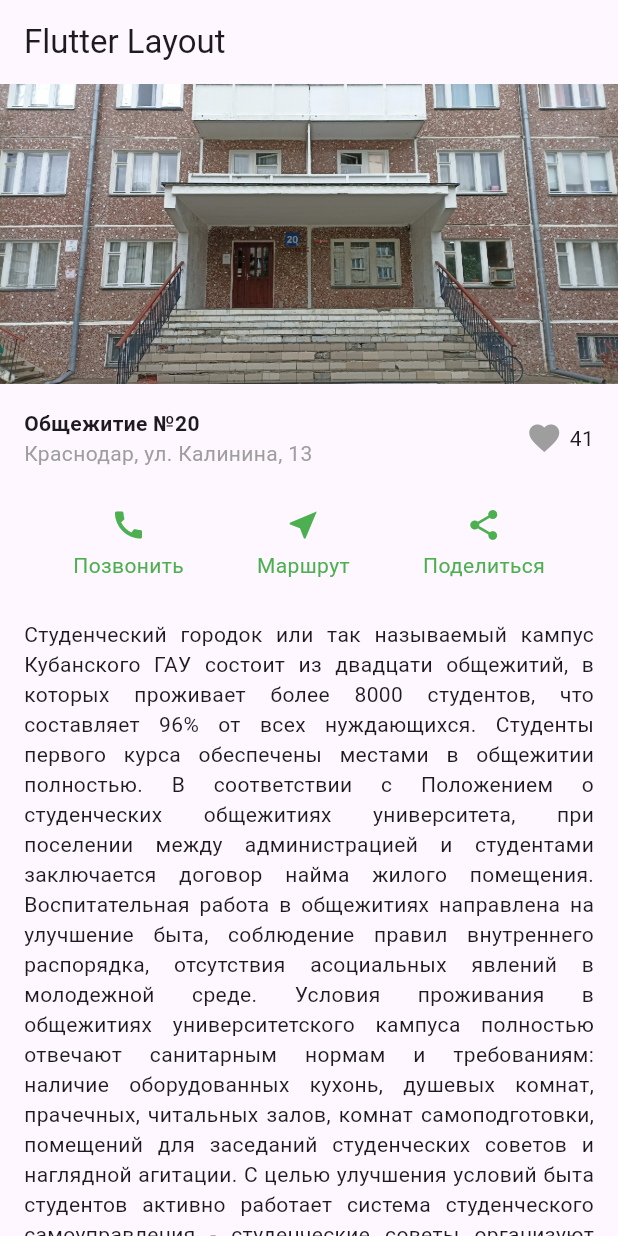
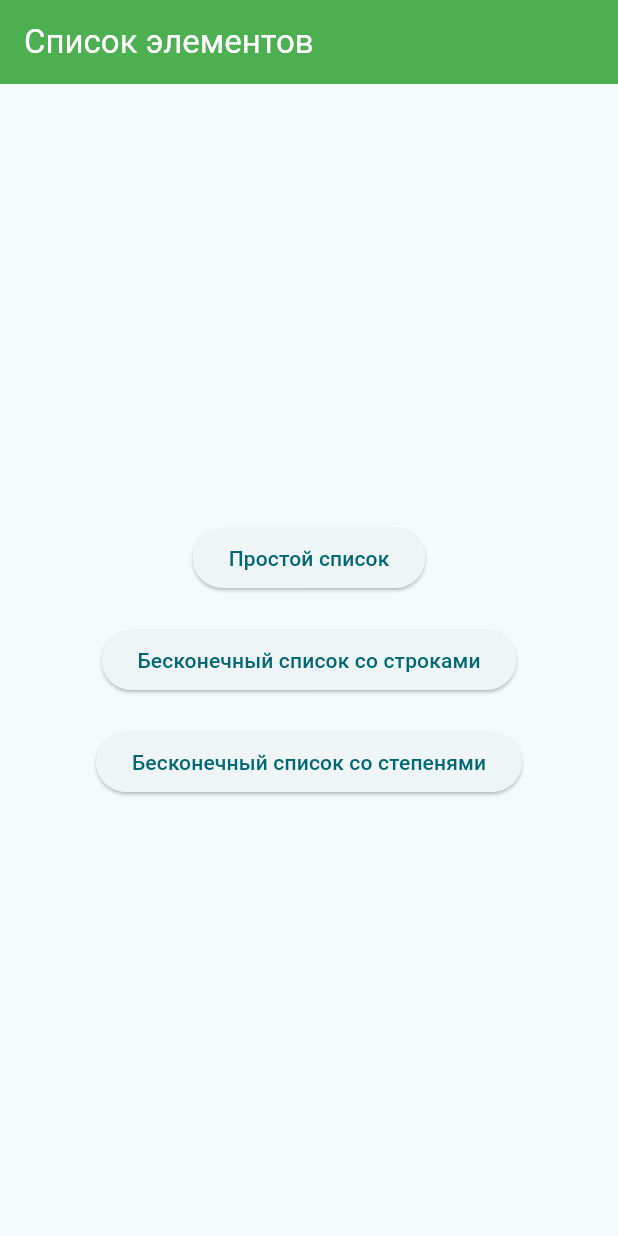
Before and after one commit to Prolesk/PI2303_Proleskovskiy, a Flutter app: the screen it shows after launch, on a phone screen of 412 x 824 dp. Run offline on Flutter 3.47's test engine with Material 3 defaults, Android fonts, the phone set to English and light mode, and no system bars.

Commit message:
Списки

```diff
--- a/myapp/lib/main.dart
+++ b/myapp/lib/main.dart
@@ -1,142 +1,79 @@
 import 'package:flutter/material.dart';
+import 'simple_list.dart';
+import 'infinity_list.dart';
+import 'infinity_math_list.dart';
 
 void main() {
-  runApp(MyApp());
+  runApp(const MyApp());
 }
 
 class MyApp extends StatelessWidget {
+  const MyApp({super.key});
+
   @override
   Widget build(BuildContext context) {
     return MaterialApp(
-      title: 'Лаба 4',
-      theme: ThemeData(primarySwatch: Colors.green),
-      home: MyHomePage(),
+      title: 'Лабораторная работа 5',
+      theme: ThemeData(
+        colorScheme: ColorScheme.fromSeed(seedColor: Colors.white),
+      ),
+      home: const MainMenu(),
     );
   }
 }
 
-class MyHomePage extends StatefulWidget {
-  @override
-  _MyHomePageState createState() => _MyHomePageState();
-}
-
-class _MyHomePageState extends State<MyHomePage> {
-  bool isLiked = false;
-  int likes = 41;
-
-  void toggleLike() {
-    setState(() {
-      isLiked = !isLiked;
-      isLiked ? likes++ : likes--;
-    });
-  }
-
-  void showAction(String text) {
-    ScaffoldMessenger.of(context).showSnackBar(
-      SnackBar(content: Text(text), duration: Duration(seconds: 1)),
-    );
-  }
+class MainMenu extends StatelessWidget {
+  const MainMenu({super.key});
 
   @override
   Widget build(BuildContext context) {
     return Scaffold(
-      appBar: AppBar(title: Text("Flutter Layout")),
-      body: SingleChildScrollView(
+      appBar: AppBar(
+        backgroundColor: Colors.green,
+        title: const Text(
+          'Список элементов',
+          style: TextStyle(color: Colors.white),
+        ),
+        centerTitle: false,
+      ),
+      body: Center(
         child: Column(
-          crossAxisAlignment: CrossAxisAlignment.start,
+          mainAxisAlignment: MainAxisAlignment.center,
           children: [
-            Image.asset(
-              'assets/images/orig.jpg',
-              width: double.infinity,
-              height: 200,
-              fit: BoxFit.cover,
+            ElevatedButton(
+              onPressed: () {
+                Navigator.push(
+                  context,
+                  MaterialPageRoute(builder: (context) => const SimpleList()),
+                );
+              },
+              child: const Text('Простой список'),
             ),
-
-            Padding(
-              padding: const EdgeInsets.all(16.0),
-              child: Row(
-                children: [
-                  Expanded(
-                    child: Column(
-                      crossAxisAlignment: CrossAxisAlignment.start,
-                      children: [
-                        Text(
-                          "Общежитие №20",
-                          style: TextStyle(fontWeight: FontWeight.bold),
-                        ),
-                        Text(
-                          "Краснодар, ул. Калинина, 13",
-                          style: TextStyle(color: Colors.grey),
-                        ),
-                      ],
-                    ),
+            const SizedBox(height: 20),
+            ElevatedButton(
+              onPressed: () {
+                Navigator.push(
+                  context,
+                  MaterialPageRoute(builder: (context) => const InfinityList()),
+                );
+              },
+              child: const Text('Бесконечный список со строками'),
+            ),
+            const SizedBox(height: 20),
+            ElevatedButton(
+              onPressed: () {
+                Navigator.push(
+                  context,
+                  MaterialPageRoute(
+                    builder: (context) => const InfinityMathList(),
                   ),
-
-                  GestureDetector(
-                    onTap: toggleLike,
-                    child: Row(
-                      children: [
-                        Icon(
-                          Icons.favorite,
-                          color: isLiked ? Colors.red : Colors.grey,
-                        ),
-                        SizedBox(width: 5),
-                        Text("$likes"),
-                      ],
-                    ),
-                  ),
-                ],
-              ),
-            ),
-
-            Padding(
-              padding: const EdgeInsets.symmetric(vertical: 10),
-              child: Row(
-                mainAxisAlignment: MainAxisAlignment.spaceEvenly,
-                children: [
-                  buildButton(
-                    Icons.call,
-                    "Позвонить",
-                    () => showAction("Позвонить"),
-                  ),
-                  buildButton(
-                    Icons.near_me,
-                    "Маршрут",
-                    () => showAction("Маршрут"),
-                  ),
-                  buildButton(
-                    Icons.share,
-                    "Поделиться",
-                    () => showAction("Поделиться"),
-                  ),
-                ],
-              ),
-            ),
-
-            Padding(
-              padding: const EdgeInsets.all(16.0),
-              child: Text(
-                "Студенческий городок или так называемый кампус Кубанского ГАУ состоит из двадцати общежитий, в которых проживает более 8000 студентов, что составляет 96% от всех нуждающихся. Студенты первого курса обеспечены местами в общежитии полностью. В соответствии с Положением о студенческих общежитиях университета, при поселении между администрацией и студентами заключается договор найма жилого помещения. Воспитательная работа в общежитиях направлена на улучшение быта, соблюдение правил внутреннего распорядка, отсутствия асоциальных явлений в молодежной среде. Условия проживания в общежитиях университетского кампуса полностью отвечают санитарным нормам и требованиям: наличие оборудованных кухонь, душевых комнат, прачечных, читальных залов, комнат самоподготовки, помещений для заседаний студенческих советов и наглядной агитации. С целью улучшения условий быта студентов активно работает система студенческого самоуправления - студенческие советы организуют всю работу по самообслуживанию",
-                textAlign: TextAlign.justify,
-              ),
+                );
+              },
+              child: const Text('Бесконечный список со степенями'),
             ),
           ],
         ),
       ),
     );
   }
-
-  Widget buildButton(IconData icon, String label, VoidCallback onTap) {
-    return InkWell(
-      onTap: onTap,
-      borderRadius: BorderRadius.circular(10),
-      child: Column(
-        children: [
-          Icon(icon, color: Colors.green),
-          SizedBox(height: 5),
-          Text(label, style: TextStyle(color: Colors.green)),
-        ],
-      ),
-    );
-  }
 }
--- a/myapp/pubspec.yaml
+++ b/myapp/pubspec.yaml
@@ -56,8 +56,6 @@ flutter:
   # included with your application, so that you can use the icons in
   # the material Icons class.
   uses-material-design: true
-  assets:
-      - assets/images/orig.jpg
   # To add assets to your application, add an assets section, like this:
   # assets:
   #   - images/a_dot_burr.jpeg
```
Also changed, not shown: myapp/lib/infinity_list.dart (added, +60 -0 lines), myapp/lib/infinity_math_list.dart (added, +66 -0 lines), myapp/lib/simple_list.dart (added, +40 -0 lines), myapp/assets/images/orig.jpg (deleted).
